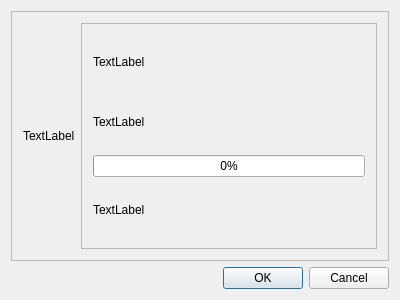
Before: the Qt Designer form Software/GUI/Uninstaller/dialog.ui in jcbedoyam/AbacusSoftware, drawn with Qt 5.
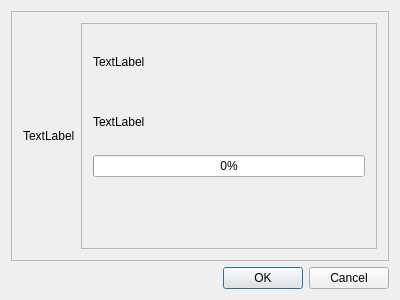
After: the same form once the commit is applied.

The edit to the form file:
```diff
--- a/Software/GUI/Uninstaller/dialog.ui
+++ b/Software/GUI/Uninstaller/dialog.ui
@@ -63,7 +63,7 @@
          <item>
           <widget class="QLabel" name="progress_label">
            <property name="text">
-            <string>TextLabel</string>
+            <string/>
            </property>
           </widget>
          </item>
```
